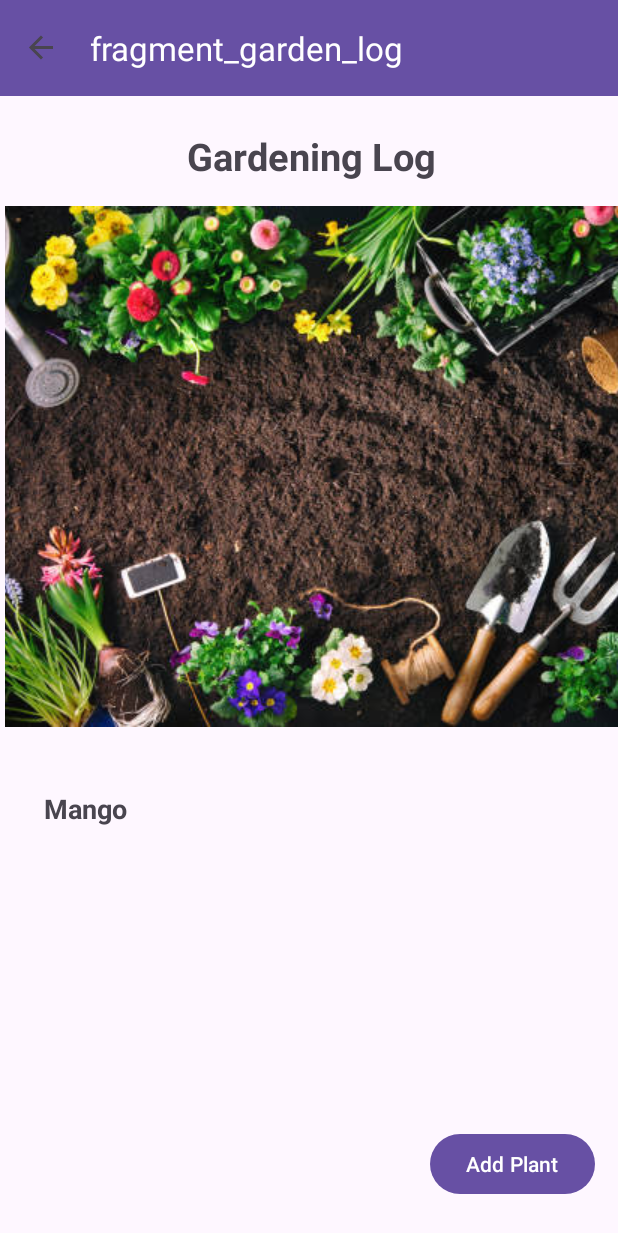
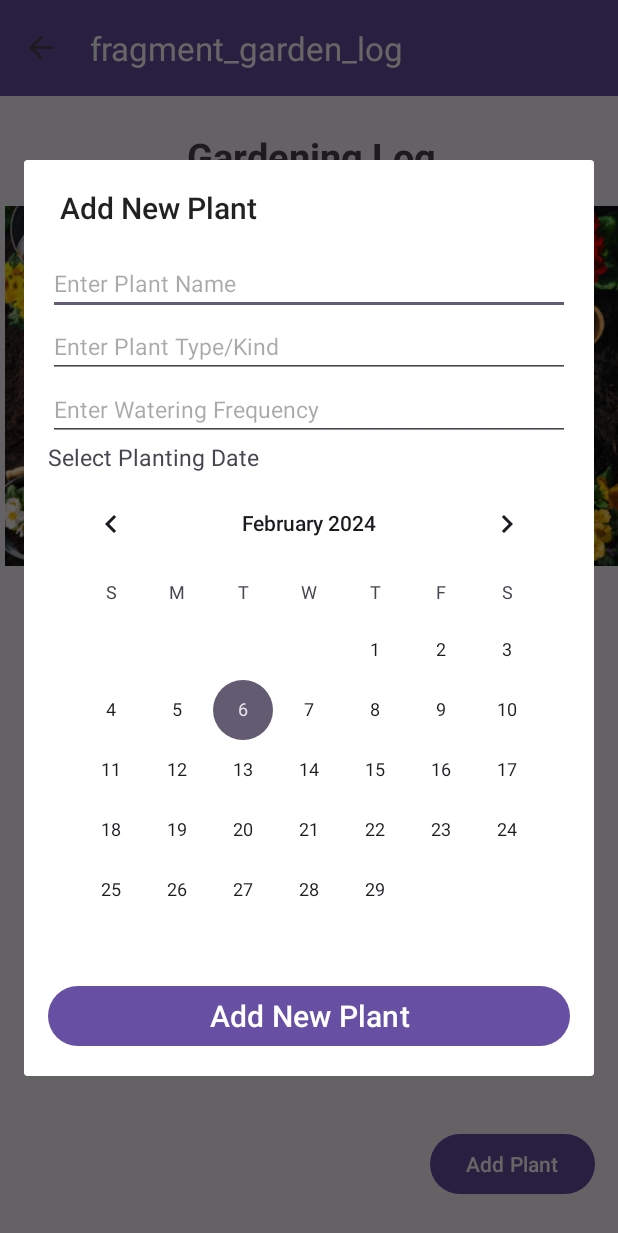
Before and after one commit to BhagiaSheri/gardening-journal-app, an Android app: the GardenLogFragment screen opened through its navigation route, after a tap on "Add Plant", on a phone screen of 412 x 824 dp. Shown: the top 1233 px of the screen. Run offline under Robolectric (Android 15) with nearby library versions, the light colour scheme and no system bars; our stand-ins replace Room's generated code, navigation-ui.

Commit message:
add new plant pop-up added to add custom details

```diff
--- a/app/src/main/java/com/miu/gardeningjournal/GardenLogFragment.kt
+++ b/app/src/main/java/com/miu/gardeningjournal/GardenLogFragment.kt
@@ -1,10 +1,13 @@
 package com.miu.gardeningjournal
 
+import android.app.AlertDialog
 import android.os.Bundle
 import android.view.LayoutInflater
 import android.view.View
 import android.view.ViewGroup
 import android.widget.Button
+import android.widget.CalendarView
+import android.widget.EditText
 import android.widget.TextView
 import androidx.fragment.app.Fragment
 import androidx.lifecycle.Observer
@@ -65,10 +68,55 @@ class GardenLogFragment : Fragment() {
             }
         }
         view.findViewById<Button>(R.id.btnAddPlant).setOnClickListener {
-            val newPlant = Plant( name="Mango", type =  "Fruit", wateringFrequency =  2, plantingDate = "2024-02-06")
-            lifecycleScope.launch {
-              viewModel.insert(newPlant)
-            }
+            showAddPlantDialog()
         }
     }
+
+    private fun showAddPlantDialog() {
+        val dialogView = layoutInflater.inflate(R.layout.dialog_add_plant, null)
+        val dialogBuilder = AlertDialog.Builder(requireContext())
+            .setView(dialogView)
+            .setTitle("Add New Plant")
+
+        val alertDialog = dialogBuilder.create()
+
+        val editTextPlantName = dialogView.findViewById<EditText>(R.id.editTextPlantName)
+        val editTextType = dialogView.findViewById<EditText>(R.id.editTextType)
+        val editTextWateringFrequency =
+            dialogView.findViewById<EditText>(R.id.editTextWateringFrequency)
+        val calendarView = dialogView.findViewById<CalendarView>(R.id.plantingDate)
+        val buttonAddPlant = dialogView.findViewById<Button>(R.id.buttonAddPlant)
+
+        var plantingSelectedDate = ""
+        // Listener to get the selected date from the CalendarView
+        calendarView.setOnDateChangeListener { view, year, month, dayOfMonth ->
+            plantingSelectedDate = "$year-${month + 1}-$dayOfMonth"
+        }
+
+        buttonAddPlant.setOnClickListener {
+            // Retrieve user input from EditText fields
+            val plantName = editTextPlantName.text.toString()
+            val type = editTextType.text.toString()
+            val wateringFrequency = editTextWateringFrequency.text.toString().toIntOrNull() ?: 0
+            val plantingDate = plantingSelectedDate
+
+            // Add the plant details to your data source or database
+            val newPlant = Plant(
+                name = plantName,
+                type = type,
+                wateringFrequency = wateringFrequency,
+                plantingDate = plantingDate
+            )
+
+            lifecycleScope.launch {
+                viewModel.deleteAll()
+                viewModel.insert(newPlant)
+            }
+
+            // Dismiss the dialog
+            alertDialog.dismiss()
+        }
+
+        alertDialog.show()
+    }
 }
--- a/app/src/main/res/layout/dialog_add_plant.xml
+++ b/app/src/main/res/layout/dialog_add_plant.xml
@@ -1,6 +1,47 @@
-<?xml version="1.0" encoding="utf-8"?>
-<androidx.constraintlayout.widget.ConstraintLayout xmlns:android="http://schemas.android.com/apk/res/android"
+<LinearLayout xmlns:android="http://schemas.android.com/apk/res/android"
     android:layout_width="match_parent"
-    android:layout_height="match_parent">
+    android:layout_height="wrap_content"
+    android:orientation="vertical"
+    android:padding="16dp">
 
-</androidx.constraintlayout.widget.ConstraintLayout>
+    <EditText
+        android:id="@+id/editTextPlantName"
+        android:layout_width="match_parent"
+        android:layout_height="wrap_content"
+        android:textSize="15sp"
+        android:hint="Enter Plant Name" />
+
+    <EditText
+        android:id="@+id/editTextType"
+        android:layout_width="match_parent"
+        android:layout_height="wrap_content"
+        android:textSize="15sp"
+        android:hint="Enter Plant Type/Kind" />
+
+    <EditText
+        android:id="@+id/editTextWateringFrequency"
+        android:layout_width="match_parent"
+        android:layout_height="wrap_content"
+        android:textSize="15sp"
+        android:hint="Enter Watering Frequency" />
+
+    <TextView
+        android:id="@+id/textViewlantingDate"
+        android:layout_width="match_parent"
+        android:layout_height="wrap_content"
+        android:textSize="15sp"
+        android:text="Select Planting Date" />
+
+    <CalendarView
+        android:id="@+id/plantingDate"
+        android:layout_width="match_parent"
+        android:layout_height="wrap_content"
+        android:layout_gravity="center"/>
+
+    <Button
+        android:id="@+id/buttonAddPlant"
+        android:layout_width="match_parent"
+        android:layout_height="wrap_content"
+        android:textSize="20sp"
+        android:text="Add New Plant" />
+</LinearLayout>
--- a/app/src/main/res/layout/fragment_garden_log.xml
+++ b/app/src/main/res/layout/fragment_garden_log.xml
@@ -18,8 +18,8 @@
 
     <ImageView
         android:id="@+id/imageHeader"
-        android:layout_width="wrap_content"
-        android:layout_height="wrap_content"
+        android:layout_width="match_parent"
+        android:layout_height="272dp"
         android:layout_below="@id/tvHeaderText"
         android:layout_centerHorizontal="true"
         android:padding="16dp"
--- a/app/src/main/res/layout/list_item_plant.xml
+++ b/app/src/main/res/layout/list_item_plant.xml
@@ -3,7 +3,7 @@
     android:layout_width="match_parent"
     android:layout_height="wrap_content"
     android:orientation="vertical"
-    android:padding="16dp">
+    android:padding="12dp">
 
     <TextView
         android:id="@+id/plantName"
```
